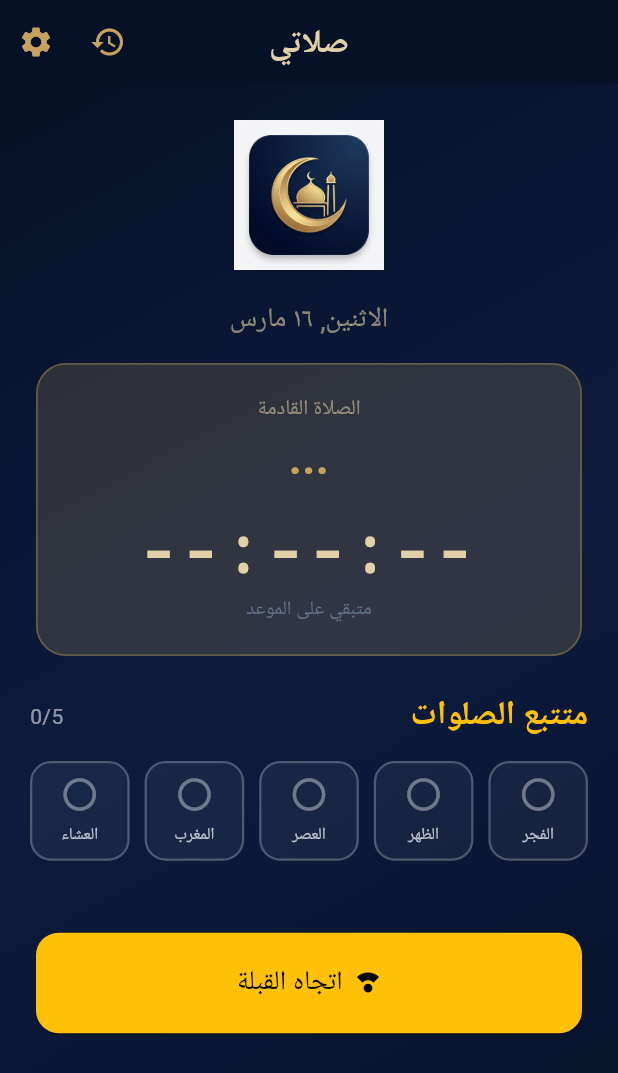
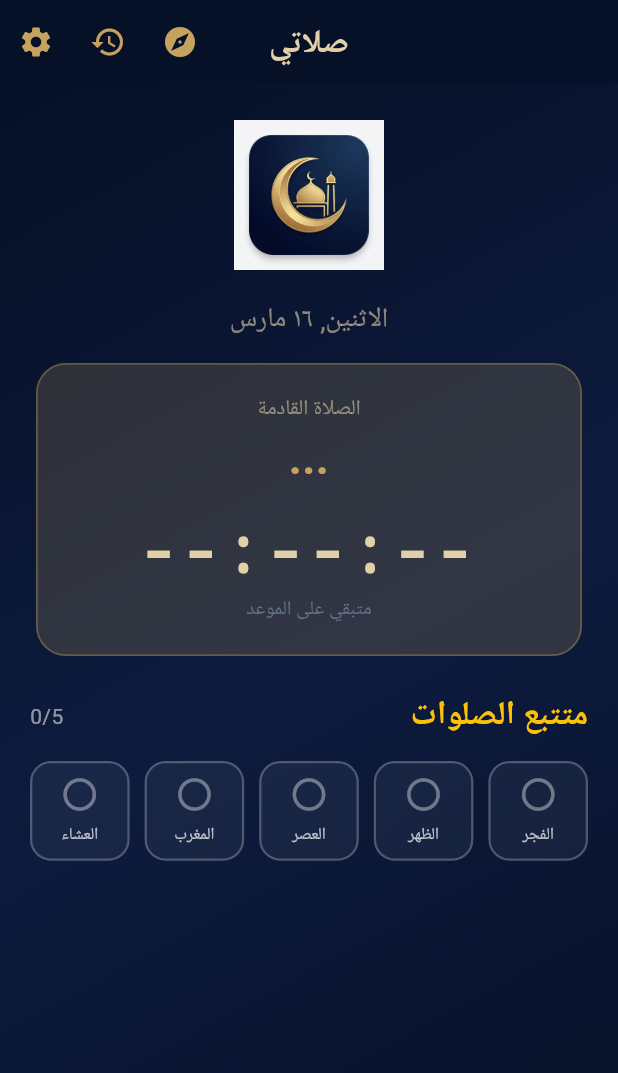
Before and after one commit to Amrsamy19/Salaty, a Flutter app: the screen it shows after launch, on a phone screen of 412 x 824 dp. Shown: the top 1073 px of the screen. Run offline on Flutter 3.47's test engine with Material 3 defaults, Android fonts, the phone set to English and light mode, and no system bars; our stand-ins replace adhan, audioplayers, flutter_local_notifications, geolocator, google_fonts, shared_preferences and 1 more; missing offline and left inert: flutter_qiblah; Roboto replaces fonts that are missing (Amiri); statements that could not run were skipped.

Commit message:
feat: add HomeScreen displaying prayer times, next prayer countdown, and prayer tracker with navigation to other features.

```diff
--- a/lib/screens/home_screen.dart
+++ b/lib/screens/home_screen.dart
@@ -51,11 +51,18 @@ class _HomeScreenState extends State<HomeScreen> {
         elevation: 0,
         actions: [
           IconButton(
+            icon: const Icon(Icons.explore, color: gold),
+            tooltip: 'القبلة',
+            onPressed: () => Navigator.push(context, MaterialPageRoute(builder: (_) => const QiblaScreen())),
+          ),
+          IconButton(
             icon: const Icon(Icons.history, color: gold),
+            tooltip: 'السجل',
             onPressed: () => Navigator.push(context, MaterialPageRoute(builder: (_) => const TrackerScreen())),
           ),
           IconButton(
             icon: const Icon(Icons.settings, color: gold),
+            tooltip: 'الإعدادات',
             onPressed: () => Navigator.push(context, MaterialPageRoute(builder: (_) => const SettingsScreen())),
           ),
         ],
@@ -80,7 +87,7 @@ class _HomeScreenState extends State<HomeScreen> {
                     _buildHeader(context, prayerProvider, fs),
                     _buildPrayerTimesList(prayerProvider, fs),
                     _buildTrackerSection(prayerProvider, fs),
-                    _buildQiblaButton(context, fs),
+                    const SliverToBoxAdapter(child: SizedBox(height: 30)),
                   ],
                 ),
         ),
@@ -318,28 +325,7 @@ class _HomeScreenState extends State<HomeScreen> {
     );
   }
 
-  Widget _buildQiblaButton(BuildContext context, double fs) {
-    return SliverToBoxAdapter(
-      child: Padding(
-        padding: const EdgeInsets.all(24.0),
-        child: ElevatedButton.icon(
-          onPressed: () {
-            Navigator.push(
-              context,
-              MaterialPageRoute(builder: (context) => const QiblaScreen()),
-            );
-          },
-          icon: const Icon(Icons.compass_calibration, color: Colors.black),
-          label: Text('اتجاه القبلة', style: TextStyle(color: Colors.black, fontSize: 18 * fs)),
-          style: ElevatedButton.styleFrom(
-            backgroundColor: Colors.amber,
-            padding: const EdgeInsets.all(20),
-            shape: RoundedRectangleBorder(borderRadius: BorderRadius.circular(15)),
-          ),
-        ),
-      ),
-    );
-  }
+
 
   String _getPrayerName(Prayer prayer) {
     switch (prayer) {
```
